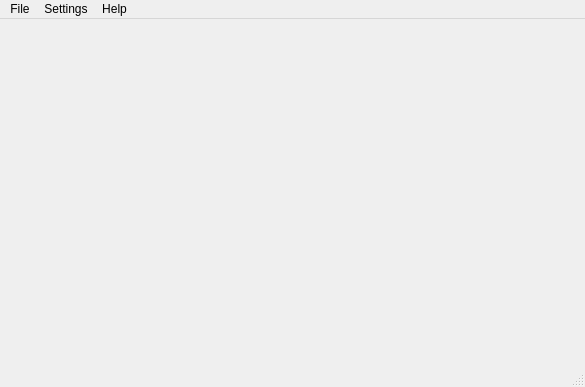
Qt form ui/resources/main_window.ui (openecu/ecu-manager) before a commit.
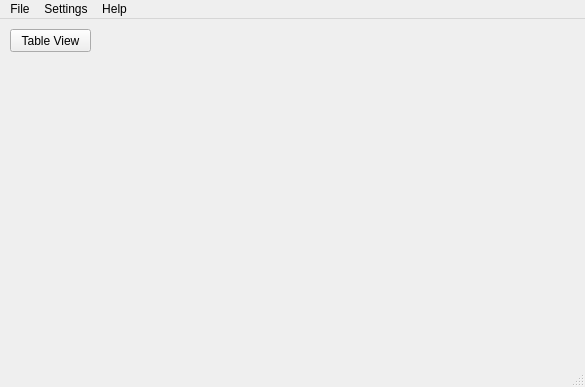
The same form after that commit.

```diff
--- a/ui/resources/main_window.ui
+++ b/ui/resources/main_window.ui
@@ -13,7 +13,21 @@
   <property name="windowTitle">
    <string>MainWindow</string>
   </property>
-  <widget class="QWidget" name="centralwidget"/>
+  <widget class="QWidget" name="centralwidget">
+   <widget class="QPushButton" name="tableViewButton">
+    <property name="geometry">
+     <rect>
+      <x>10</x>
+      <y>10</y>
+      <width>81</width>
+      <height>23</height>
+     </rect>
+    </property>
+    <property name="text">
+     <string>Table View</string>
+    </property>
+   </widget>
+  </widget>
   <widget class="QMenuBar" name="menubar">
    <property name="geometry">
     <rect>
```
